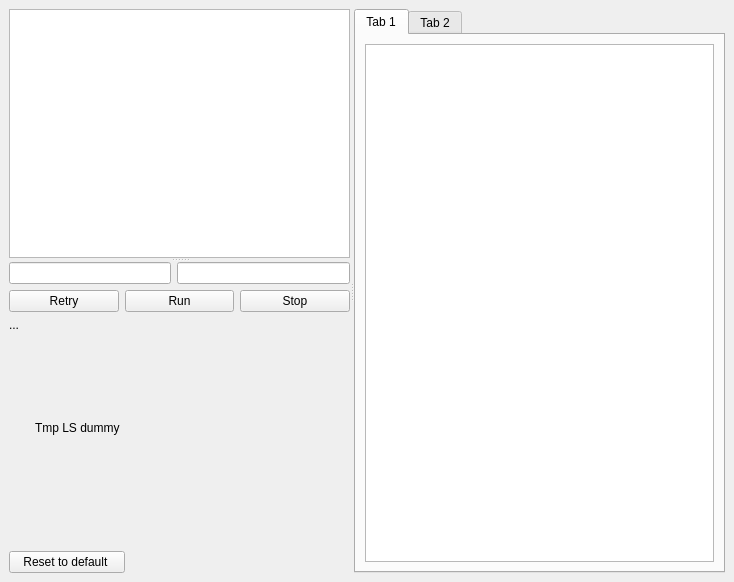
Before: the Qt Designer form src/client/client.ui in ccp4/DUI2, drawn with Qt 5.
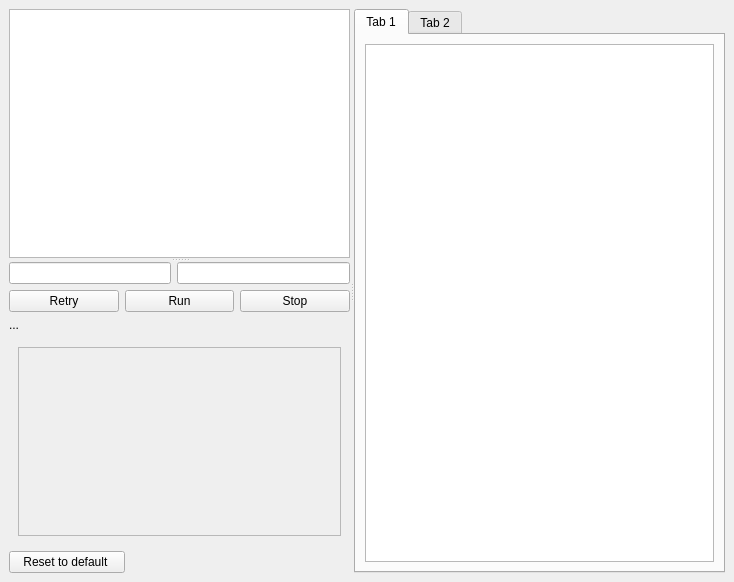
After: the same form once the commit is applied.

Commit message: removing dummy LS page

Diff of the .ui file:
```diff
--- a/src/client/client.ui
+++ b/src/client/client.ui
@@ -79,7 +79,7 @@
          <item>
           <widget class="QStackedWidget" name="StackedParamsWidget">
            <property name="currentIndex">
-            <number>1</number>
+            <number>0</number>
            </property>
            <widget class="QWidget" name="ImportPage">
             <layout class="QGridLayout" name="gridLayout_26">
@@ -102,21 +102,6 @@
              </item>
             </layout>
            </widget>
-           <widget class="QWidget" name="TmpLsPage">
-            <widget class="QLabel" name="label">
-             <property name="geometry">
-              <rect>
-               <x>26</x>
-               <y>54</y>
-               <width>101</width>
-               <height>71</height>
-              </rect>
-             </property>
-             <property name="text">
-              <string>Tmp LS dummy</string>
-             </property>
-            </widget>
-           </widget>
            <widget class="QWidget" name="FindspotsPage">
             <layout class="QGridLayout" name="gridLayout_18">
              <item row="0" column="0">
```
Left out of the diff: 8 changed lines with no effect on the pictures. The commit also changes 2 other files.
